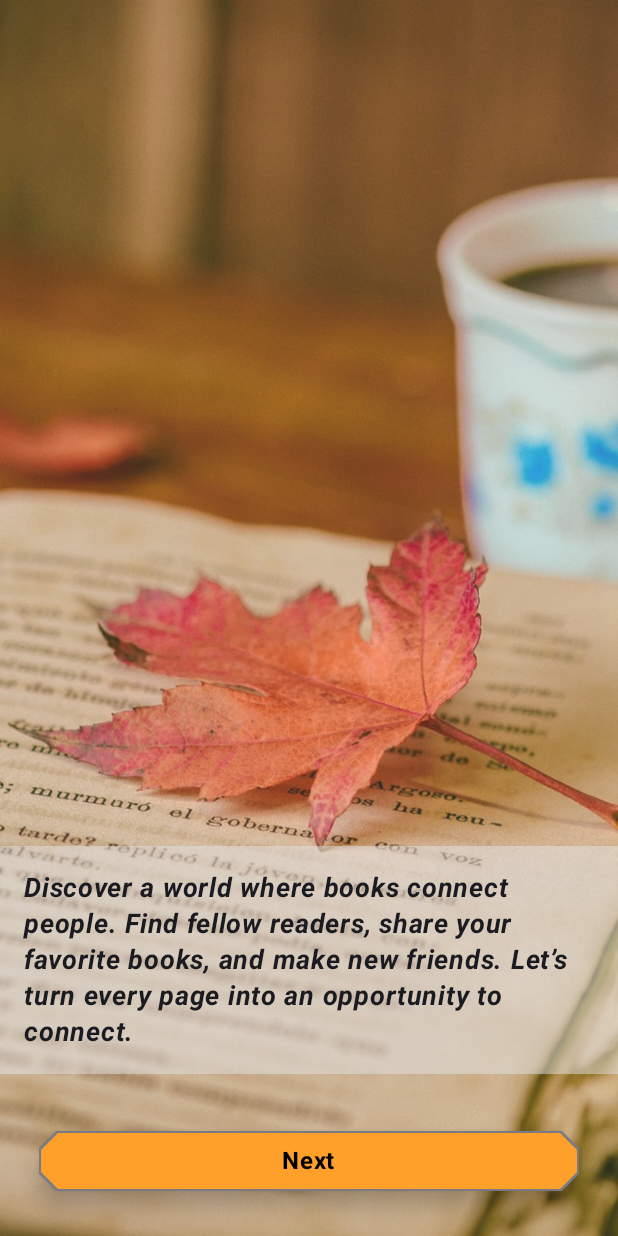
After one commit to OnurKaraduman23/BookNook, an Android app built with Jetpack Compose: the composable WelcomeScreen shown on its own in the app's theme, on a phone screen of 412 x 824 dp. The commit adds this screen. Run offline under Robolectric (Android 15) with nearby library versions, the phone set to English and light mode, and no system bars.

Commit message:
Created and Designed Welcome Screen

```diff
--- a/app/src/main/java/com/onuryasarkaraduman/booknook/MainActivity.kt
+++ b/app/src/main/java/com/onuryasarkaraduman/booknook/MainActivity.kt
@@ -22,7 +22,7 @@ class MainActivity : ComponentActivity() {
                     val navController = rememberNavController()
                     AppNavigation(
                         navController = navController,
-                        startDestination = Route.HomeScreen.route
+                        startDestination = Route.WelcomeScreen.route
                     )
                 }
             }
--- a/core/src/main/res/values/colors.xml
+++ b/core/src/main/res/values/colors.xml
@@ -9,4 +9,6 @@
     <color name="white">#FFFFFFFF</color>
     <color name="gray">#5F5F5F</color>
     <color name="lightGray">#E4E4E6</color>
+    <color name="yellow">#FFA02A</color>
+    <color name="gray_transparent">#80E4E4E6</color>
 </resources>
--- a/core/src/main/res/values/strings.xml
+++ b/core/src/main/res/values/strings.xml
@@ -1,3 +1,7 @@
 <resources>
     <string name="app_name">BookNook</string>
+    <string name="next">Next</string>
+    <string name="onboarding_welcome">Discover a world where books connect people.
+Find fellow readers, share your favorite books, and make new friends.
+Let’s turn every page into an opportunity to connect.</string>
 </resources>
--- /dev/null
+++ b/features/onboarding/presentation/src/main/java/com/onuryasarkaraduman/presentation/components/BackgroundImage.kt
@@ -0,0 +1,28 @@
+package com.onuryasarkaraduman.presentation.components
+
+import androidx.compose.foundation.Image
+import androidx.compose.foundation.layout.fillMaxSize
+import androidx.compose.runtime.Composable
+import androidx.compose.ui.Modifier
+import androidx.compose.ui.graphics.graphicsLayer
+import androidx.compose.ui.graphics.painter.Painter
+import androidx.compose.ui.layout.ContentScale
+import androidx.compose.ui.res.painterResource
+
+@Composable
+fun BackgroundImage(
+    drawableResId: Int,
+    transparency: Float,
+) {
+    val painter: Painter = painterResource(id = drawableResId)
+    Image(
+        painter = painter,
+        contentDescription = null,
+        modifier = Modifier
+            .fillMaxSize()
+            .graphicsLayer {
+                alpha = transparency
+            },
+        contentScale = ContentScale.Crop // Ekranı tam doldurur,
+    )
+}
--- /dev/null
+++ b/features/onboarding/presentation/src/main/java/com/onuryasarkaraduman/presentation/components/NextButton.kt
@@ -0,0 +1,67 @@
+package com.onuryasarkaraduman.presentation.components
+
+import androidx.compose.foundation.layout.fillMaxWidth
+import androidx.compose.foundation.layout.padding
+import androidx.compose.foundation.shape.CutCornerShape
+import androidx.compose.material3.ButtonDefaults
+import androidx.compose.material3.MaterialTheme
+import androidx.compose.material3.OutlinedButton
+import androidx.compose.material3.Text
+import androidx.compose.runtime.Composable
+import androidx.compose.ui.Modifier
+import androidx.compose.ui.graphics.Color
+import androidx.compose.ui.res.colorResource
+import androidx.compose.ui.res.stringResource
+import androidx.compose.ui.text.TextStyle
+import androidx.compose.ui.text.font.FontWeight
+import androidx.compose.ui.tooling.preview.Preview
+import androidx.compose.ui.unit.dp
+import com.onuryasarkaraduman.core.R
+
+@Composable
+fun NextButton(
+    text: String,
+    textColor: Color,
+    textFontWeight: FontWeight = FontWeight.Bold,
+    onClick: () -> Unit,
+    modifier: Modifier = Modifier,
+    isEnabled: Boolean = true,
+    textStyle: TextStyle = MaterialTheme.typography.bodyLarge,
+) {
+    OutlinedButton(
+        modifier = modifier
+            .fillMaxWidth()
+            .padding(26.dp),
+        onClick = { onClick() },
+        colors = ButtonDefaults.buttonColors(
+            containerColor = colorResource(id = R.color.yellow),
+            contentColor = Color.Red,
+            disabledContainerColor = Color.Gray,
+            disabledContentColor = Color.Black
+        ),
+        enabled = isEnabled,
+        shape = CutCornerShape(12.dp),
+        elevation = ButtonDefaults.buttonElevation(
+            defaultElevation = 8.dp,
+            pressedElevation = 24.dp,
+            disabledElevation = 8.dp
+        ),
+    ) {
+        Text(
+            text = text,
+            style = textStyle,
+            color = textColor,
+            fontWeight = textFontWeight
+        )
+    }
+}
+
+@Preview(showBackground = true)
+@Composable
+fun NextButtonPreview() {
+    NextButton(
+        text = stringResource(R.string.next),
+        textColor = colorResource(id = R.color.black),
+        onClick = {}
+    )
+}
--- /dev/null
+++ b/features/onboarding/presentation/src/main/java/com/onuryasarkaraduman/presentation/welcome/WelcomeScreen.kt
@@ -0,0 +1,76 @@
+package com.onuryasarkaraduman.presentation.welcome
+
+import androidx.compose.foundation.background
+import androidx.compose.foundation.layout.Arrangement
+import androidx.compose.foundation.layout.Box
+import androidx.compose.foundation.layout.Column
+import androidx.compose.foundation.layout.Spacer
+import androidx.compose.foundation.layout.fillMaxSize
+import androidx.compose.foundation.layout.height
+import androidx.compose.foundation.layout.padding
+import androidx.compose.material3.Text
+import androidx.compose.runtime.Composable
+import androidx.compose.ui.Alignment
+import androidx.compose.ui.Modifier
+import androidx.compose.ui.res.colorResource
+import androidx.compose.ui.res.stringResource
+import androidx.compose.ui.text.font.FontStyle
+import androidx.compose.ui.text.font.FontWeight
+import androidx.compose.ui.tooling.preview.Preview
+import androidx.compose.ui.unit.dp
+import androidx.compose.ui.unit.sp
+import com.onuryasarkaraduman.core.R
+import com.onuryasarkaraduman.presentation.components.BackgroundImage
+import com.onuryasarkaraduman.presentation.components.NextButton
+
+@Composable
+fun WelcomeScreen(
+    modifier: Modifier = Modifier,
+    onNextClick: () -> Unit
+) {
+
+    Box(modifier = modifier.fillMaxSize()) {
+
+        BackgroundImage(
+            drawableResId = R.drawable.onboarding_welcome_background,
+            transparency = 0.9f
+        )
+        Column(
+            modifier = Modifier.fillMaxSize(),
+            verticalArrangement = Arrangement.Bottom,
+            horizontalAlignment = Alignment.CenterHorizontally
+        ) {
+
+            Box(
+                modifier = Modifier
+                    .background(color = colorResource(id = R.color.gray_transparent)),
+                contentAlignment = Alignment.Center,
+            ) {
+                Text(
+                    modifier = Modifier.padding(16.dp),
+                    text = stringResource(id = R.string.onboarding_welcome),
+                    fontSize = 18.sp,
+                    fontWeight = FontWeight.Bold,
+                    fontStyle = FontStyle.Italic
+                )
+            }
+
+            Spacer(modifier = Modifier.height(8.dp))
+            NextButton(
+                text = stringResource(id = R.string.next),
+                textColor = colorResource(id = R.color.black),
+                onClick = {onNextClick()}
+            )
+
+
+        }
+    }
+}
+
+@Preview(showBackground = true)
+@Composable
+fun WelcomeScreenPreview() {
+    WelcomeScreen(
+        onNextClick = {}
+    )
+}
--- a/navigation/src/main/java/com/onuryasarkaraduman/navigation/Route.kt
+++ b/navigation/src/main/java/com/onuryasarkaraduman/navigation/Route.kt
@@ -5,4 +5,6 @@ sealed class Route(val route: String) {
     data object HomeScreen : Route(route = "homeScreen")
     data object SearchScreen : Route(route = "searchScreen")
     data object FavoritesScreen : Route(route = "favoritesScreen")
+    data object WelcomeScreen : Route(route = "welcomeScreen")
+    data object CategoriesSelectorScreen : Route(route = "categoriesSelectorScreen")
 }
```
Also changed, not shown: core/src/main/res/drawable/onboarding_welcome_background.jpg (added).
